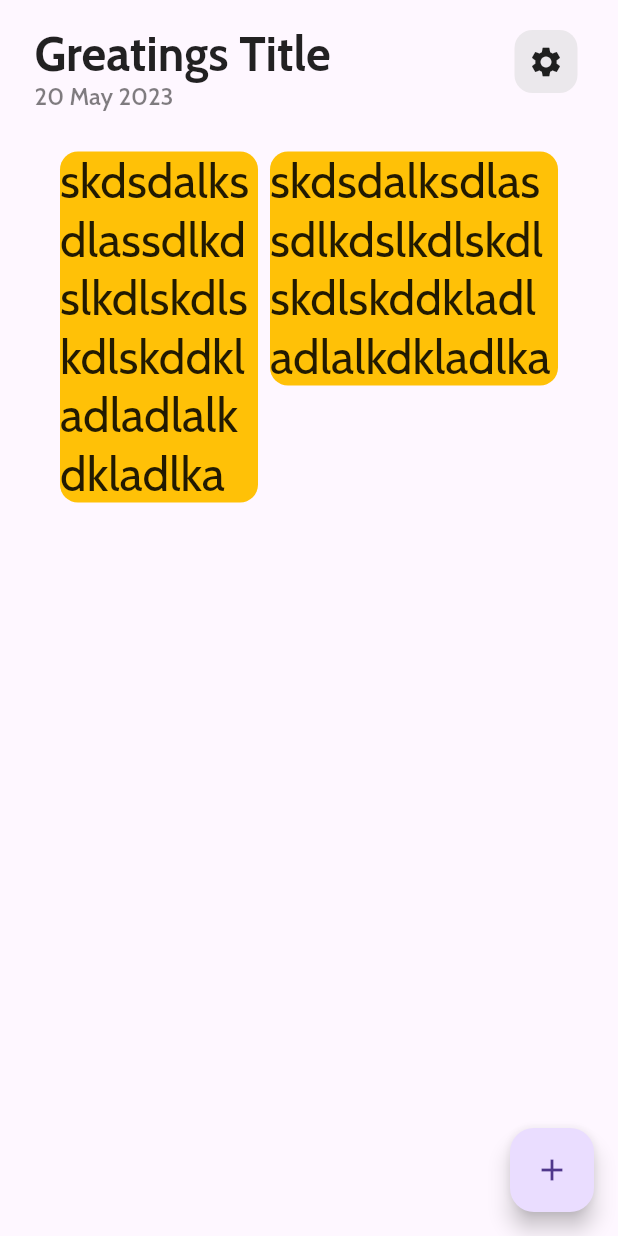
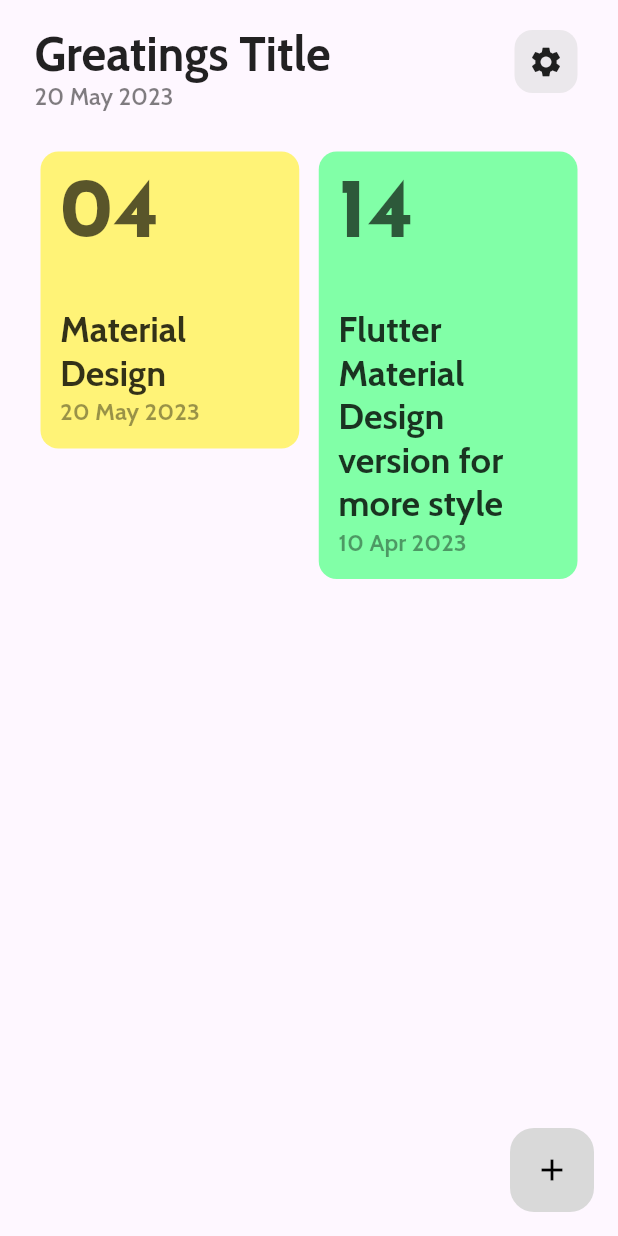
Before and after one commit to CerberusProgrammer/flynott, a Flutter app: the screen it shows after launch, on a phone screen of 412 x 824 dp. Run offline on Flutter 3.47's test engine with Material 2 defaults, Android fonts, the phone set to English and light mode, and no system bars; our stand-ins replace flutter_riverpod, go_router, google_fonts.

Commit message:
home presentation app do it

```diff
--- a/lib/components/screen/home.dart
+++ b/lib/components/screen/home.dart
@@ -1,5 +1,7 @@
+import 'package:flutter_staggered_grid_view/flutter_staggered_grid_view.dart';
 import 'package:flutter/material.dart';
 import 'package:flynott/components/widgets/shared/custom_appbar.dart';
+import 'package:google_fonts/google_fonts.dart';
 
 class Home extends StatelessWidget {
   const Home({super.key});
@@ -7,49 +9,116 @@ class Home extends StatelessWidget {
   @override
   Widget build(BuildContext context) {
     return Scaffold(
-      body: const Column(
+      body: SingleChildScrollView(
+        child: Column(
           children: [
-          CustomAppbar(
+            const CustomAppbar(
               title: 'Greatings Title',
               date: '20 May 2023',
               icon: Icons.settings,
             ),
-          Expanded(
-            child: Padding(
-              padding: EdgeInsets.all(23),
-              child: Wrap(
-                children: [
-                  SizedBox(
-                    width: 140,
+            Padding(
+              padding: const EdgeInsets.all(23.0),
+              child: StaggeredGrid.count(
+                crossAxisSpacing: 5,
+                mainAxisSpacing: 5,
+                crossAxisCount: 2,
+                children: const [
+                  CardCategoryNote(
+                    date: '20 May 2023',
+                    quantityNote: '04',
+                    titleNote: 'Material Design',
+                    color: Color(0xFFFFF377),
+                  ),
+                  CardCategoryNote(
+                    date: '10 Apr 2023',
+                    quantityNote: '14',
+                    titleNote: 'Flutter Material Design version for more style',
+                    color: Color(0xFF81FFA7),
+                  ),
+                ],
+              ),
+            )
+          ],
+        ),
+      ),
+      floatingActionButton: FloatingActionButton(
+        elevation: 0,
+        backgroundColor: const Color(0xFFD9D9D9),
+        splashColor: const Color.fromARGB(146, 255, 255, 255),
+        onPressed: () {},
+        child: const Icon(
+          Icons.add,
+          color: Colors.black,
+        ),
+      ),
+    );
+  }
+}
+
+class CardCategoryNote extends StatelessWidget {
+  final String quantityNote;
+  final String titleNote;
+  final String date;
+  final Color color;
+
+  const CardCategoryNote({
+    super.key,
+    required this.quantityNote,
+    required this.titleNote,
+    required this.date,
+    required this.color,
+  });
+
+  @override
+  Widget build(BuildContext context) {
+    return SizedBox(
+      width: 200,
       child: Card(
         elevation: 0,
-                      color: Colors.amber,
+        color: color,
+        child: InkWell(
+          onTap: () {},
+          borderRadius: BorderRadius.circular(10),
+          child: Column(
+            crossAxisAlignment: CrossAxisAlignment.start,
+            children: [
+              Padding(
+                padding: const EdgeInsets.fromLTRB(13, 15, 0, 0),
                 child: Text(
-                        'skdsdalksdlassdlkdslkdlskdlskdlskddkladladlalkdkladlka',
-                        style: TextStyle(fontSize: 32),
+                  quantityNote,
+                  style: GoogleFonts.josefinSans(
+                    fontSize: 56,
+                    fontWeight: FontWeight.bold,
+                    color: Colors.black.withOpacity(.65),
                   ),
                 ),
               ),
-                  SizedBox(
-                    width: 200,
-                    child: Card(
-                      elevation: 0,
-                      color: Colors.amber,
+              Padding(
+                padding: const EdgeInsets.fromLTRB(13, 33, 13, 0),
                 child: Text(
-                        'skdsdalksdlassdlkdslkdlskdlskdlskddkladladlalkdkladlka',
-                        style: TextStyle(fontSize: 32),
+                  titleNote,
+                  style: TextStyle(
+                    fontSize: 24,
+                    fontWeight: FontWeight.bold,
+                    color: Colors.black.withOpacity(.8),
                   ),
                 ),
               ),
-                ],
+              Padding(
+                padding: const EdgeInsets.fromLTRB(13, 2, 13, 15),
+                child: Text(
+                  date,
+                  style: TextStyle(
+                    fontSize: 16,
+                    fontWeight: FontWeight.bold,
+                    color: Colors.black.withOpacity(.4),
                   ),
                 ),
               )
             ],
           ),
-      floatingActionButton: FloatingActionButton(
-        onPressed: () {},
-        child: const Icon(Icons.add),
+        ),
       ),
     );
   }
--- a/lib/components/widgets/shared/custom_appbar.dart
+++ b/lib/components/widgets/shared/custom_appbar.dart
@@ -14,7 +14,8 @@ class CustomAppbar extends StatelessWidget {
 
   @override
   Widget build(BuildContext context) {
-    return SizedBox(
+    return SafeArea(
+      child: SizedBox(
         height: 74,
         child: Padding(
           padding: const EdgeInsets.fromLTRB(23, 16, 23, 0),
@@ -61,6 +62,7 @@ class CustomAppbar extends StatelessWidget {
             ],
           ),
         ),
+      ),
     );
   }
 }
--- a/pubspec.yaml
+++ b/pubspec.yaml
@@ -14,6 +14,7 @@ dependencies:
   go_router: ^9.0.0
   flutter_riverpod: ^2.3.6
   google_fonts: ^5.1.0
+  flutter_staggered_grid_view: ^0.6.2
 
 dev_dependencies:
   flutter_test:
```
Also changed, not shown: pubspec.lock. Lines whose indentation alone changed are shown as unchanged.
